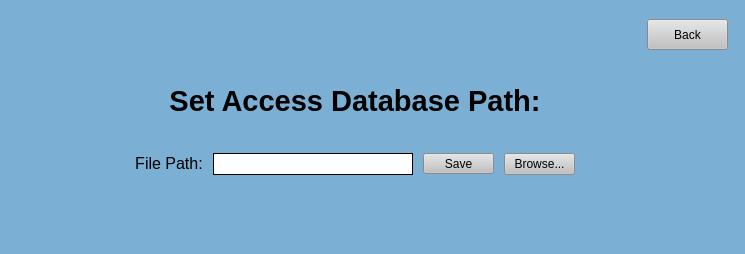
Above: UI Screens/COMBdb_Set_File_Path_Form.ui from Kasmanian/COMBDb-oldgen before the change. Below: the same form after it.
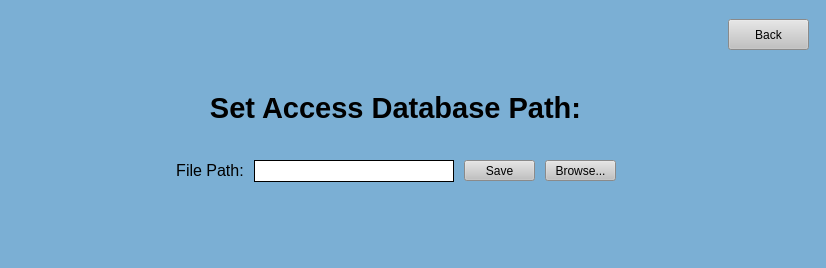
That is the form after the change.

Commit message: Edited UI pages, worksheets and culture tables

```diff
--- a/UI Screens/COMBdb_Set_File_Path_Form.ui
+++ b/UI Screens/COMBdb_Set_File_Path_Form.ui
@@ -6,8 +6,8 @@
    <rect>
     <x>0</x>
     <y>0</y>
-    <width>745</width>
-    <height>254</height>
+    <width>826</width>
+    <height>268</height>
    </rect>
   </property>
   <property name="sizePolicy">
@@ -277,13 +277,13 @@
           <property name="minimumSize">
            <size>
             <width>71</width>
-            <height>0</height>
+            <height>21</height>
            </size>
           </property>
           <property name="maximumSize">
            <size>
             <width>71</width>
-            <height>16777215</height>
+            <height>21</height>
            </size>
           </property>
           <property name="cursor">
```
Left out of the diff: 4 changed lines with no effect on the pictures. The commit also changes 6 other files.
